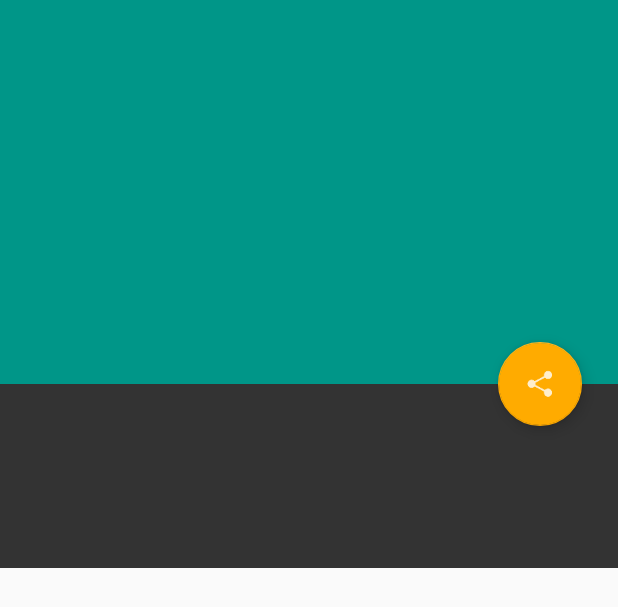
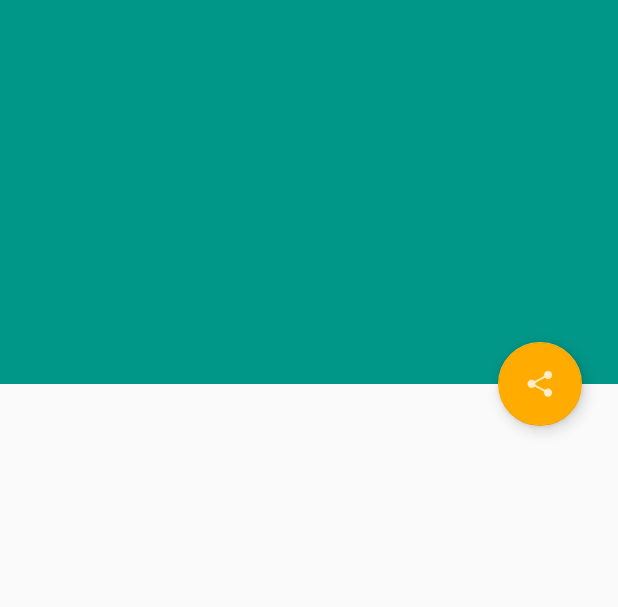
Before and after one commit to fanr1r/xyzreader, an Android app: the layout fragment_article_detail.xml on its own in the app's theme, with its tools: preview values and no code run, on a phone screen of 412 x 824 dp. Shown: the top 607 px of the screen. Run offline under Robolectric (Android 15) with nearby library versions, the phone set to English and light mode, and no system bars.

Commit message:
add: dark font color for text

```diff
--- a/XYZReader/src/main/res/layout/fragment_article_detail.xml
+++ b/XYZReader/src/main/res/layout/fragment_article_detail.xml
@@ -54,7 +54,7 @@
                 android:layout_height="wrap_content"
                 android:layout_gravity="bottom"
                 android:layout_marginBottom="@dimen/detail_metabar_vert_padding"
-                android:background="#333"
+                android:textColor="@color/dark_gray"
                 android:orientation="vertical"
                 android:paddingBottom="@dimen/detail_metabar_vert_padding"
                 android:paddingLeft="@dimen/detail_inner_horiz_margin"
@@ -91,7 +91,7 @@
                 android:layout_marginRight="@dimen/detail_inner_horiz_margin"
                 android:lineSpacingMultiplier="@fraction/detail_body_line_spacing_multiplier"
                 android:paddingBottom="@dimen/detail_body_bottom_margin"
-                android:textColor="@color/light_gray"
+                android:textColor="@color/dark_gray"
                 android:textColorLink="@color/accent_color"
                 android:textSize="@dimen/detail_body_text_size"/>
 
--- a/XYZReader/src/main/res/values/colors.xml
+++ b/XYZReader/src/main/res/values/colors.xml
@@ -29,6 +29,8 @@
 
     <color name="light_gray">#ffe0e0e0</color>
 
+    <color name="dark_gray">#333</color>
+
     <!-- background color for white text -->
     <color name="transparent_black">#7f000000</color>
 </resources>
```
